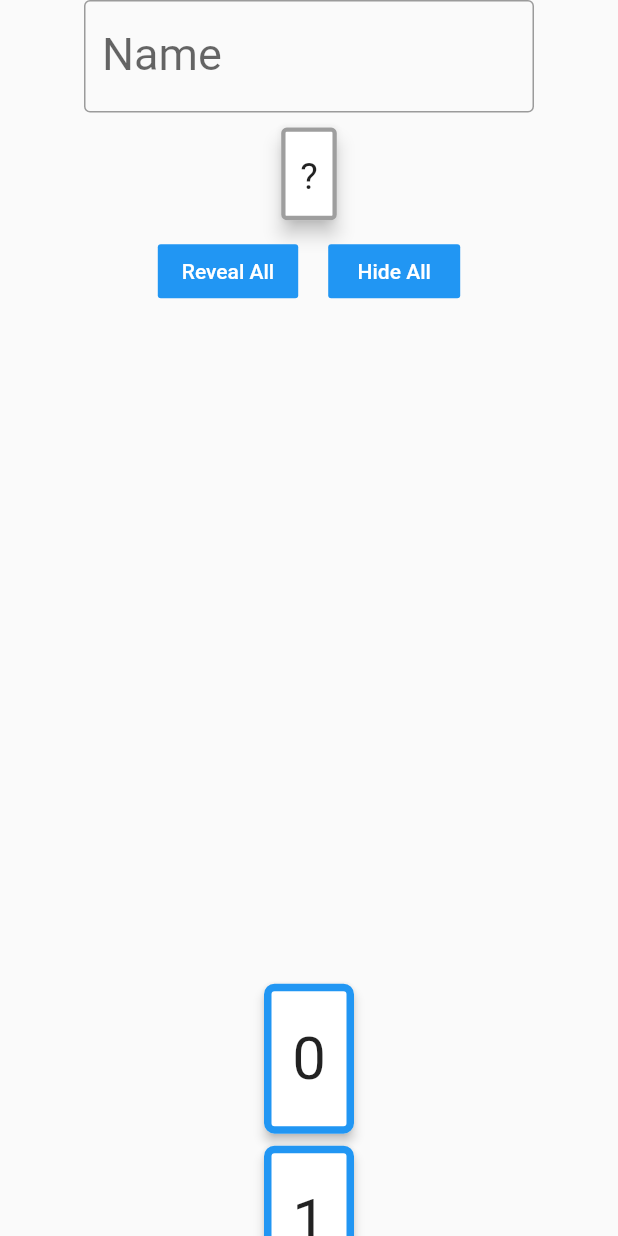
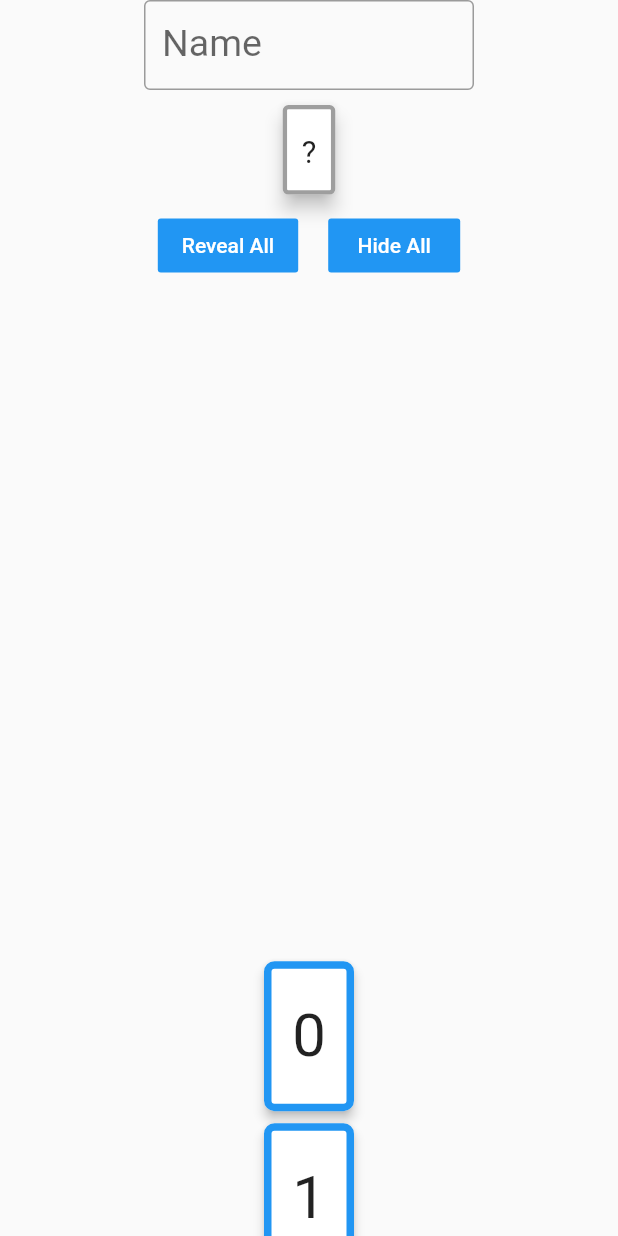
Before and after one commit to nmur/planning_poker, a Flutter app: the screen it shows after launch, after a tap on an icon or button, on a phone screen of 412 x 824 dp. Run offline on Flutter 3.47's test engine with Material 2 defaults, Android fonts, the light colour scheme and no system bars; our stand-ins replace cloud_firestore; accounts and stored records are empty.

Commit message:
tightened layout and fixed Delete All button

```diff
--- a/lib/main.dart
+++ b/lib/main.dart
@@ -47,10 +47,11 @@ class _MyHomePageState extends State<MyHomePage> {
           crossAxisAlignment: CrossAxisAlignment.center,
           children: [
             SizedBox(
-              width: 300,
+              width: 220,
+              height: 60,
               child: TextField(
                 controller: myController,
-                style: TextStyle(fontSize: 30),
+                style: TextStyle(fontSize: 25),
                 decoration: InputDecoration(
                   border: OutlineInputBorder(),
                   labelText: 'Name',
--- a/lib/poker_card.dart
+++ b/lib/poker_card.dart
@@ -22,15 +22,15 @@ class PokerCard extends StatelessWidget {
             width: MediaQuery.of(context).size.width * 0.007),
       ),
       child: SizedBox(
-        width: MediaQuery.of(context).size.width * 0.09,
-        height: MediaQuery.of(context).size.width * 0.15,
+        width: MediaQuery.of(context).size.width * 0.085,
+        height: MediaQuery.of(context).size.width * 0.145,
         child:
             Column(mainAxisAlignment: MainAxisAlignment.spaceEvenly, children: [
           SizedBox(height: MediaQuery.of(context).size.width * 0.02),
           new Text(
             document['revealed'] ? document['estimate'].toString() : '?',
             style:
-                TextStyle(fontSize: MediaQuery.of(context).size.width * 0.06),
+                TextStyle(fontSize: MediaQuery.of(context).size.width * 0.05),
           ),
           new Text(
             document.documentID,
```
Also changed, not shown: lib/estimation_button_bar.dart (+7 -3 lines).
